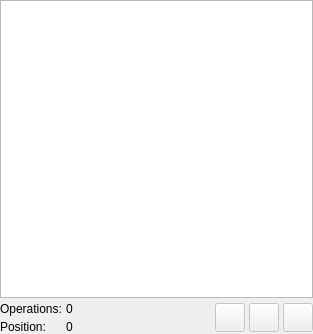
This is libpgmodeler_ui/ui/operationlistwidget.ui in pgmodeler/pgmodeler as Qt 5 draws it before an edit. The edited form follows.
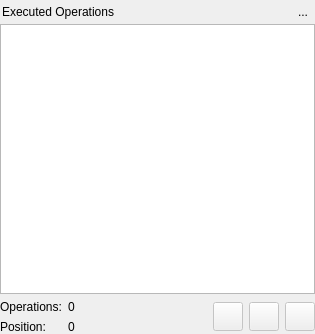
This is the edited form. Icons and pictures are not drawn.

Commit message:
Added a title bar to OperationListWidget and ModelValidationWidget and a close button to ModelValidationWidget
Minor fixes on ui-style.conf

```diff
--- a/libpgmodeler_ui/ui/operationlistwidget.ui
+++ b/libpgmodeler_ui/ui/operationlistwidget.ui
@@ -9,7 +9,7 @@
    <rect>
     <x>0</x>
     <y>0</y>
-    <width>313</width>
+    <width>315</width>
     <height>334</height>
    </rect>
   </property>
@@ -35,17 +35,93 @@
   <property name="styleSheet">
    <string notr="true"/>
   </property>
-  <layout class="QGridLayout" name="gridLayout_3">
+  <layout class="QVBoxLayout" name="verticalLayout">
+   <property name="spacing">
+    <number>0</number>
+   </property>
    <property name="margin">
     <number>0</number>
    </property>
+   <item>
+    <widget class="QWidget" name="title_wgt" native="true">
+     <property name="font">
+      <font>
+       <pointsize>9</pointsize>
+      </font>
+     </property>
+     <layout class="QHBoxLayout" name="horizontalLayout_2">
    <property name="spacing">
-    <number>6</number>
-   </property>
-   <item row="0" column="0">
+       <number>0</number>
+      </property>
+      <property name="margin">
+       <number>2</number>
+      </property>
+      <item>
+       <widget class="QLabel" name="title_lbl">
+        <property name="font">
+         <font>
+          <pointsize>9</pointsize>
+          <italic>false</italic>
+         </font>
+        </property>
+        <property name="text">
+         <string>Executed Operations</string>
+        </property>
+       </widget>
+      </item>
+      <item>
+       <spacer name="horizontalSpacer_2">
+        <property name="orientation">
+         <enum>Qt::Horizontal</enum>
+        </property>
+        <property name="sizeHint" stdset="0">
+         <size>
+          <width>156</width>
+          <height>5</height>
+         </size>
+        </property>
+       </spacer>
+      </item>
+      <item>
+       <widget class="QToolButton" name="hide_tb">
+        <property name="minimumSize">
+         <size>
+          <width>20</width>
+          <height>20</height>
+         </size>
+        </property>
+        <property name="maximumSize">
+         <size>
+          <width>20</width>
+          <height>20</height>
+         </size>
+        </property>
+        <property name="toolTip">
+         <string>Hide this widget</string>
+        </property>
+        <property name="text">
+         <string>...</string>
+        </property>
+        <property name="icon">
+         <iconset resource="../res/resources.qrc">
+          <normaloff>:/icones/icones/fechar1.png</normaloff>:/icones/icones/fechar1.png</iconset>
+        </property>
+        <property name="autoRaise">
+         <bool>true</bool>
+        </property>
+       </widget>
+      </item>
+     </layout>
+    </widget>
+   </item>
+   <item>
+    <widget class="QWidget" name="content_wgt" native="true">
     <layout class="QGridLayout" name="gridLayout_2">
+      <property name="margin">
+       <number>0</number>
+      </property>
      <property name="spacing">
-      <number>4</number>
+       <number>6</number>
      </property>
      <item row="0" column="0" colspan="3">
       <widget class="QTreeWidget" name="operations_tw">
@@ -192,7 +268,7 @@
        </property>
        <property name="sizeHint" stdset="0">
         <size>
-         <width>178</width>
+          <width>106</width>
          <height>20</height>
         </size>
        </property>
@@ -281,6 +357,7 @@
       </layout>
      </item>
     </layout>
+    </widget>
    </item>
   </layout>
  </widget>
```
Lines whose indentation alone changed are shown as unchanged. The commit also changes 10 other files.
